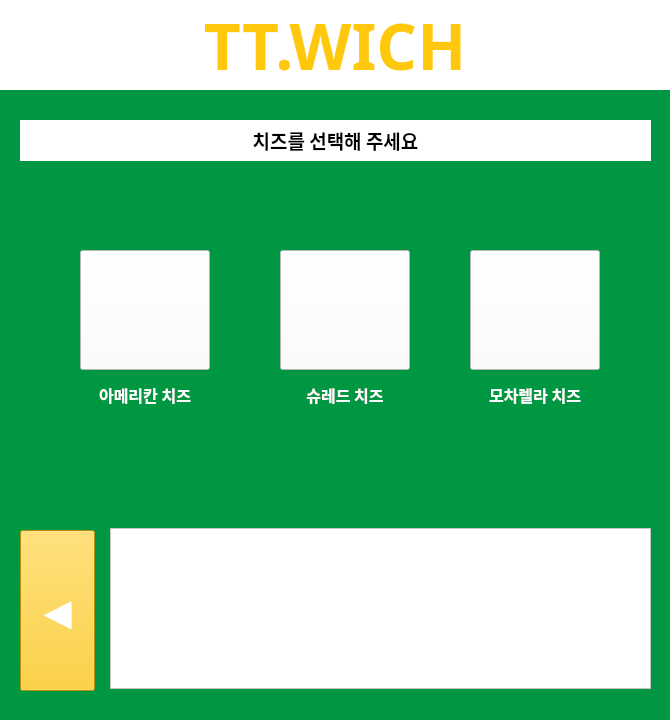
This is sandwich_cheese.ui in annual-salary-investigation/sandwich as Qt 5 draws it before an edit. The edited form follows.
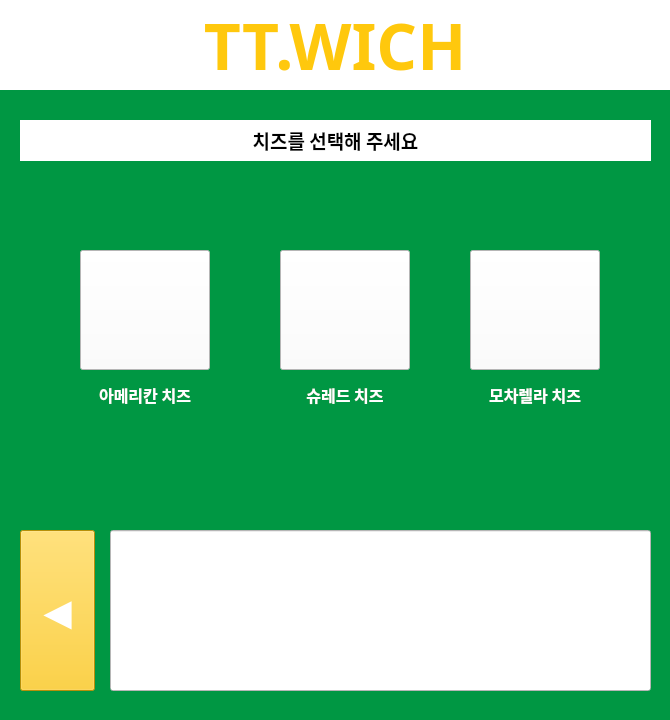
This is the edited form. Icons and pictures are not drawn.

What changed in the file:
```diff
--- a/sandwich_cheese.ui
+++ b/sandwich_cheese.ui
@@ -288,19 +288,6 @@
     <string>&lt;html&gt;&lt;head/&gt;&lt;body&gt;&lt;p align=&quot;center&quot;&gt;&lt;span style=&quot; font-size:14pt;&quot;&gt;치즈를 선택해 주세요&lt;/span&gt;&lt;/p&gt;&lt;/body&gt;&lt;/html&gt;</string>
    </property>
   </widget>
-  <widget class="QTableWidget" name="tableWidget_2">
-   <property name="geometry">
-    <rect>
-     <x>110</x>
-     <y>528</y>
-     <width>541</width>
-     <height>161</height>
-    </rect>
-   </property>
-   <property name="styleSheet">
-    <string notr="true">background-color: rgb(255, 255, 255);</string>
-   </property>
-  </widget>
   <widget class="QPushButton" name="btnPrev">
    <property name="geometry">
     <rect>
@@ -324,6 +311,19 @@
     <string>◀</string>
    </property>
   </widget>
+  <widget class="QLineEdit" name="menuview">
+   <property name="geometry">
+    <rect>
+     <x>110</x>
+     <y>530</y>
+     <width>541</width>
+     <height>161</height>
+    </rect>
+   </property>
+   <property name="styleSheet">
+    <string notr="true">background-color: rgb(255, 255, 255);</string>
+   </property>
+  </widget>
   <zorder>label_9</zorder>
   <zorder>label_8</zorder>
   <zorder>btncheese2</zorder>
```
Left out of the diff: 2 changed lines with no effect on the pictures.
